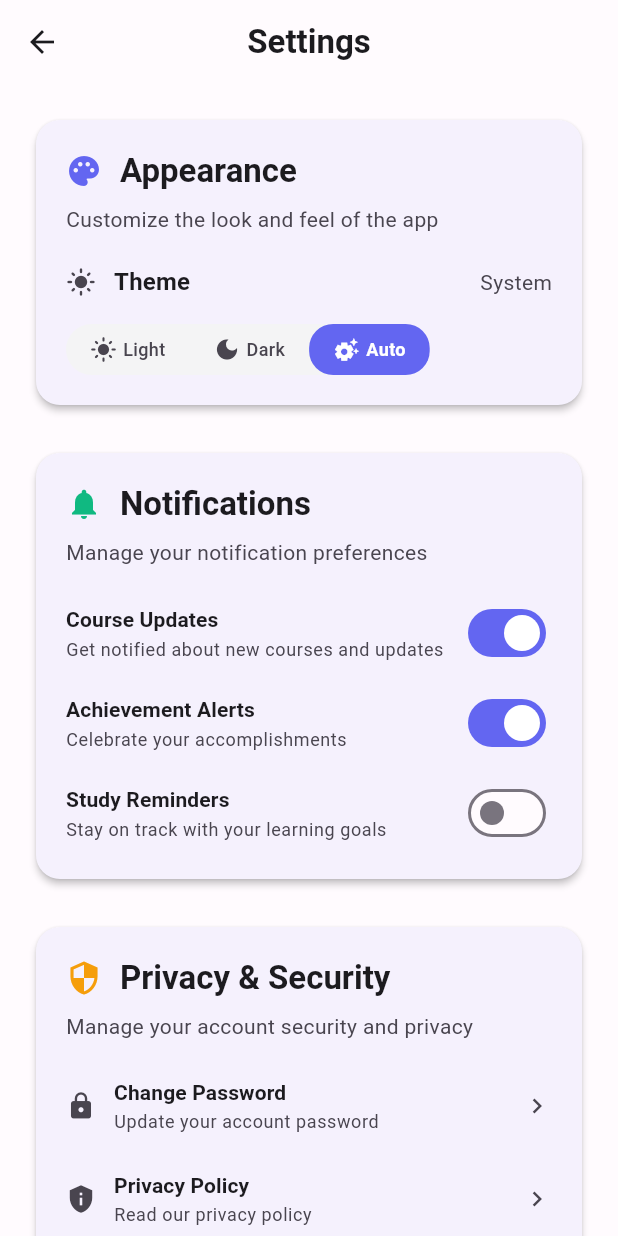
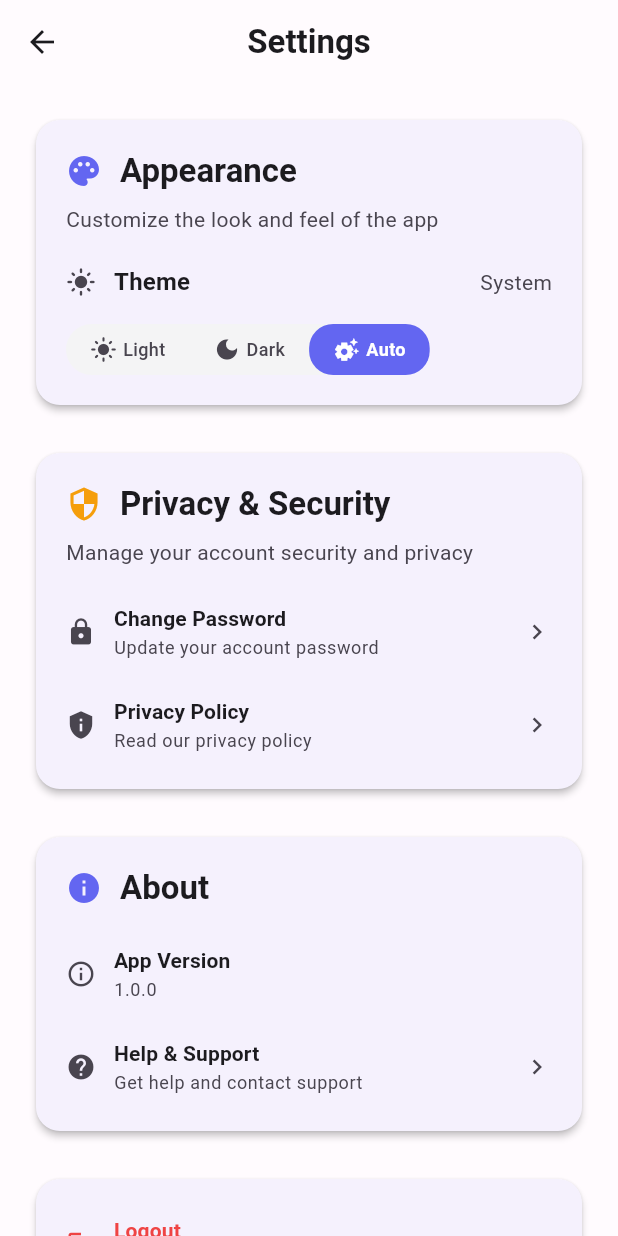
Before and after one commit to Hetti219/fulminant_c, a Flutter app: the screen it shows once a user with an empty profile is signed in, item 4 of the bottom bar chosen, scrolled down 244 dp, after a tap on "Settings", on a phone screen of 412 x 824 dp. Run offline on Flutter 3.47's test engine with Material 3 defaults, Android fonts, the phone set to English and light mode, and no system bars; our stand-ins replace cloud_firestore, equatable, firebase_auth, firebase_core, flutter_bloc, formz; accounts and stored records are empty.

Commit message:
Remove notification settings

```diff
--- a/lib/screens/settings/settings_screen.dart
+++ b/lib/screens/settings/settings_screen.dart
@@ -68,70 +68,6 @@ class SettingsView extends StatelessWidget {
                   ),
                   const SizedBox(height: 20),
                   _ThemeSettingTile(),
-                ],
-              ),
-            ),
-          ),
-
-          const SizedBox(height: 16),
-
-          // Notifications Section
-          Card(
-            child: Padding(
-              padding: const EdgeInsets.all(20),
-              child: Column(
-                crossAxisAlignment: CrossAxisAlignment.start,
-                children: [
-                  Row(
-                    children: [
-                      Icon(
-                        Icons.notifications,
-                        color: Theme.of(context).colorScheme.secondary,
-                        size: 24,
-                      ),
-                      const SizedBox(width: 12),
-                      Text(
-                        'Notifications',
-                        style: Theme.of(context).textTheme.titleLarge?.copyWith(
-                          fontWeight: FontWeight.bold,
-                        ),
-                      ),
-                    ],
-                  ),
-                  const SizedBox(height: 8),
-                  Text(
-                    'Manage your notification preferences',
-                    style: Theme.of(context).textTheme.bodyMedium?.copyWith(
-                      color: Theme.of(context).colorScheme.onSurfaceVariant,
-                    ),
-                  ),
-                  const SizedBox(height: 20),
-                  _NotificationSettingTile(
-                    title: 'Course Updates',
-                    subtitle: 'Get notified about new courses and updates',
-                    value: true,
-                    onChanged: (value) {
-                      // TODO: Implement notification settings
-                    },
-                  ),
-                  const SizedBox(height: 12),
-                  _NotificationSettingTile(
-                    title: 'Achievement Alerts',
-                    subtitle: 'Celebrate your accomplishments',
-                    value: true,
-                    onChanged: (value) {
-                      // TODO: Implement notification settings
-                    },
-                  ),
-                  const SizedBox(height: 12),
-                  _NotificationSettingTile(
-                    title: 'Study Reminders',
-                    subtitle: 'Stay on track with your learning goals',
-                    value: false,
-                    onChanged: (value) {
-                      // TODO: Implement notification settings
-                    },
-                  ),
                 ],
               ),
             ),
@@ -236,7 +172,8 @@ class SettingsView extends StatelessWidget {
                     title: 'Help & Support',
                     subtitle: 'Get help and contact support',
                     onTap: () {
-                      Navigator.of(context).push(HelpAndSupportScreen.route()); // Updated onTap
+                      Navigator.of(context)
+                          .push(HelpAndSupportScreen.route()); // Updated onTap
                     },
                   ),
                 ],
@@ -362,52 +299,6 @@ class _ThemeSettingTile extends StatelessWidget {
   }
 }
 
-class _NotificationSettingTile extends StatelessWidget {
-  final String title;
-  final String subtitle;
-  final bool value;
-  final ValueChanged<bool> onChanged;
-
-  const _NotificationSettingTile({
-    required this.title,
-    required this.subtitle,
-    required this.value,
-    required this.onChanged,
-  });
-
-  @override
-  Widget build(BuildContext context) {
-    return Row(
-      children: [
-        Expanded(
-          child: Column(
-            crossAxisAlignment: CrossAxisAlignment.start,
-            children: [
-              Text(
-                title,
-                style: Theme.of(context).textTheme.titleSmall?.copyWith(
-                  fontWeight: FontWeight.w600,
-                ),
-              ),
-              const SizedBox(height: 2),
-              Text(
-                subtitle,
-                style: Theme.of(context).textTheme.bodySmall?.copyWith(
-                  color: Theme.of(context).colorScheme.onSurfaceVariant,
-                ),
-              ),
-            ],
-          ),
-        ),
-        Switch(
-          value: value,
-          onChanged: onChanged,
-        ),
-      ],
-    );
-  }
-}
-
 class _SettingItem extends StatelessWidget {
   final IconData icon;
   final String title;
@@ -438,7 +329,8 @@ class _SettingItem extends StatelessWidget {
           children: [
             Icon(
               icon,
-              color: iconColor ?? Theme.of(context).colorScheme.onSurfaceVariant,
+              color:
+                  iconColor ?? Theme.of(context).colorScheme.onSurfaceVariant,
               size: 20,
             ),
             const SizedBox(width: 12),
```
Lines whose indentation alone changed are shown as unchanged.
